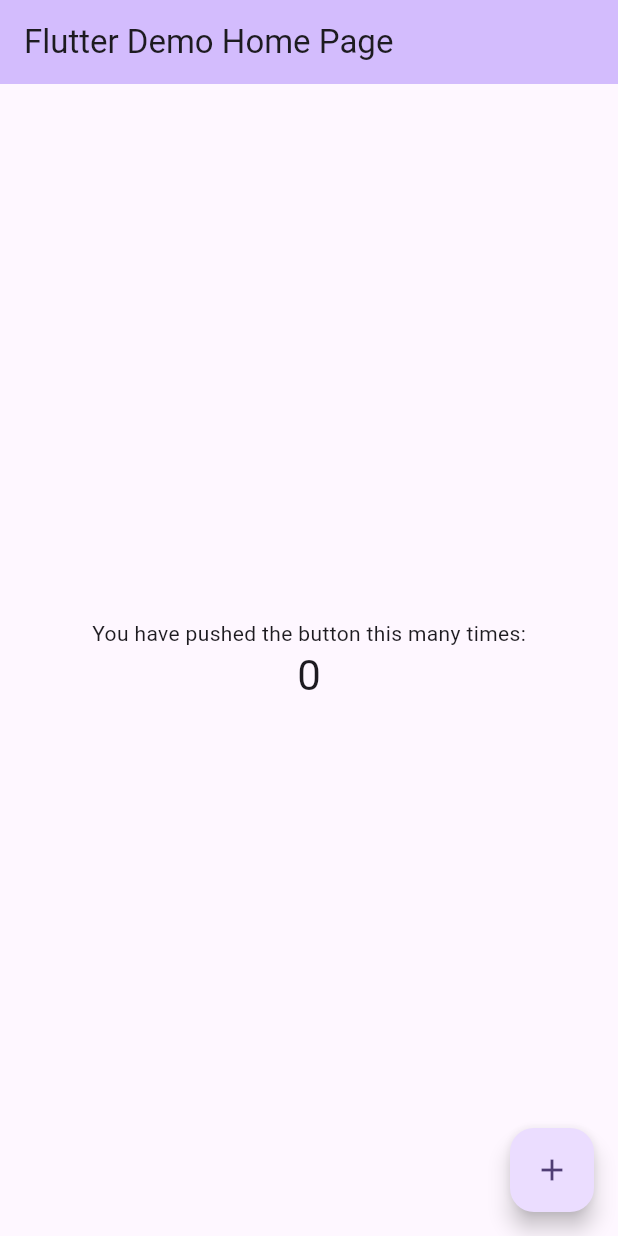
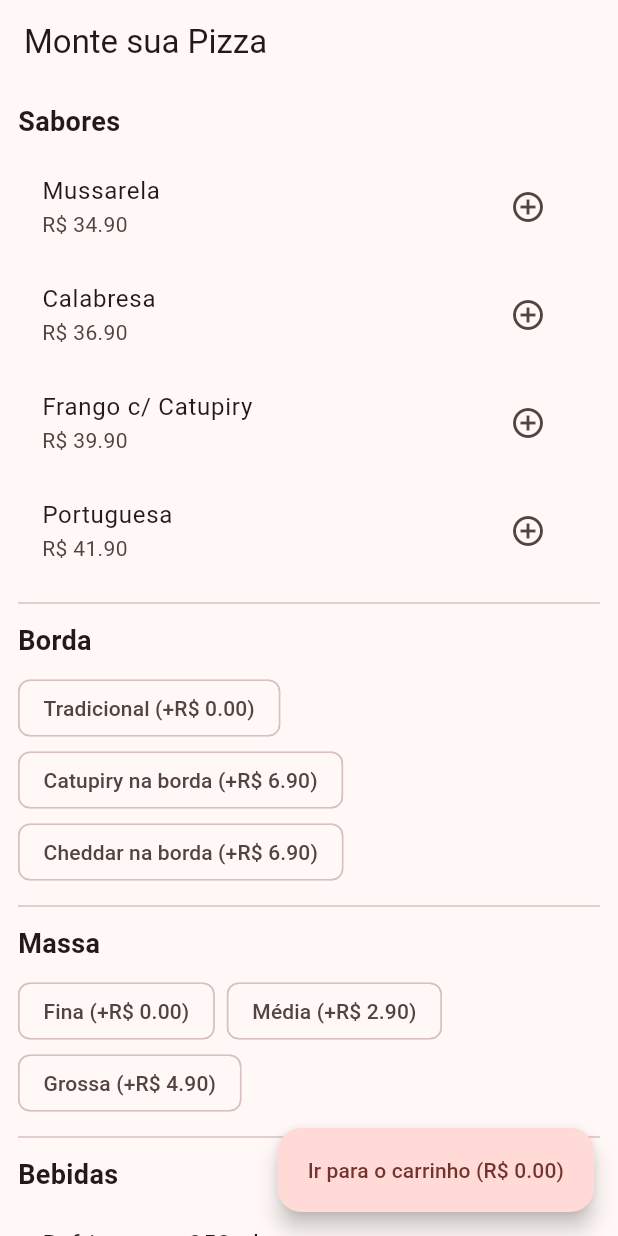
Before and after one commit to Fer-hub-prog/pizzaApp, a Flutter app: the screen it shows after launch, on a phone screen of 412 x 824 dp. Run offline on Flutter 3.47's test engine with Material 3 defaults, Android fonts, the phone set to English and light mode, and no system bars; our stand-ins replace go_router.

Commit message:
feat: catálogo com seleção e carrinho com total

```diff
--- /dev/null
+++ b/lib/app.dart
@@ -0,0 +1,18 @@
+import 'package:flutter/material.dart';
+import 'core/router/app_router.dart';
+
+class PizzaApp extends StatelessWidget {
+  const PizzaApp({super.key});
+
+  @override
+  Widget build(BuildContext context) {
+    return MaterialApp.router(
+      title: 'Pizza App',
+      routerConfig: appRouter,
+      theme: ThemeData(
+        useMaterial3: true,
+        colorSchemeSeed: const Color(0xFFB71C1C),
+      ),
+    );
+  }
+}
--- /dev/null
+++ b/lib/core/router/app_router.dart
@@ -0,0 +1,21 @@
+import 'package:flutter/material.dart';
+import 'package:go_router/go_router.dart';
+
+import '../../features/catalog/catalog_page.dart';
+import '../../features/cart/cart_page.dart';
+import '../../features/address/address_page.dart';
+import '../../features/payment/payment_page.dart';
+import '../../features/order/order_result_page.dart';
+import '../../features/tracking/tracking_page.dart';
+
+final appRouter = GoRouter(
+  initialLocation: '/catalog',
+  routes: [
+    GoRoute(path: '/catalog', builder: (c, s) => const CatalogPage()),
+    GoRoute(path: '/cart', builder: (c, s) => const CartPage()),
+    GoRoute(path: '/address', builder: (c, s) => const AddressPage()),
+    GoRoute(path: '/payment', builder: (c, s) => const PaymentPage()),
+    GoRoute(path: '/order-result', builder: (c, s) => const OrderResultPage()),
+    GoRoute(path: '/tracking', builder: (c, s) => const TrackingPage()),
+  ],
+);
--- /dev/null
+++ b/lib/features/cart/cart_state.dart
@@ -0,0 +1,27 @@
+import '../../data/models/pizza_models.dart';
+
+class CartState {
+  static final CartState _i = CartState._();
+  CartState._();
+  factory CartState() => _i;
+
+  final List<Flavor> flavors = [];
+  Crust? crust;
+  Dough? dough;
+  final List<Drink> drinks = [];
+
+  double get total {
+    final f = flavors.fold<double>(0, (s, e) => s + e.price);
+    final c = (crust?.price ?? 0);
+    final d = (dough?.price ?? 0);
+    final dr = drinks.fold<double>(0, (s, e) => s + e.price);
+    return f + c + d + dr;
+  }
+
+  void clear() {
+    flavors.clear();
+    crust = null;
+    dough = null;
+    drinks.clear();
+  }
+}
--- /dev/null
+++ b/lib/features/catalog/catalog_data.dart
@@ -0,0 +1,26 @@
+import '../../data/models/pizza_models.dart';
+
+const flavors = <Flavor>[
+  Flavor('fz1', 'Mussarela', 34.90),
+  Flavor('fz2', 'Calabresa', 36.90),
+  Flavor('fz3', 'Frango c/ Catupiry', 39.90),
+  Flavor('fz4', 'Portuguesa', 41.90),
+];
+
+const crusts = <Crust>[
+  Crust('cr1', 'Tradicional', 0),
+  Crust('cr2', 'Catupiry na borda', 6.90),
+  Crust('cr3', 'Cheddar na borda', 6.90),
+];
+
+const doughs = <Dough>[
+  Dough('dg1', 'Fina', 0),
+  Dough('dg2', 'Média', 2.90),
+  Dough('dg3', 'Grossa', 4.90),
+];
+
+const drinks = <Drink>[
+  Drink('dr1', 'Refrigerante 350ml', 6.00),
+  Drink('dr2', 'Refrigerante 2L', 12.00),
+  Drink('dr3', 'Água 500ml', 4.50),
+];
--- /dev/null
+++ b/lib/features/catalog/catalog_page.dart
@@ -0,0 +1,95 @@
+import 'package:flutter/material.dart';
+import 'package:go_router/go_router.dart';
+import '../cart/cart_state.dart';
+import 'catalog_data.dart';
+
+class CatalogPage extends StatefulWidget {
+  const CatalogPage({super.key});
+
+  @override
+  State<CatalogPage> createState() => _CatalogPageState();
+}
+
+class _CatalogPageState extends State<CatalogPage> {
+  final cart = CartState();
+
+  @override
+  Widget build(BuildContext context) {
+    return Scaffold(
+      appBar: AppBar(title: const Text('Monte sua Pizza')),
+      floatingActionButton: FloatingActionButton.extended(
+        onPressed: () => context.go('/cart'),
+        label: Text('Ir para o carrinho (R\$ ${cart.total.toStringAsFixed(2)})'),
+      ),
+      body: ListView(
+        padding: const EdgeInsets.all(12),
+        children: [
+          const Text('Sabores', style: TextStyle(fontSize: 18, fontWeight: FontWeight.bold)),
+          const SizedBox(height: 8),
+          ...flavors.map((f) => ListTile(
+                title: Text('${f.name}'),
+                subtitle: Text('R\$ ${f.price.toStringAsFixed(2)}'),
+                trailing: IconButton(
+                  icon: const Icon(Icons.add_circle_outline),
+                  onPressed: () {
+                    cart.flavors.add(f);
+                    setState(() {});
+                  },
+                ),
+              )),
+
+          const Divider(height: 24),
+          const Text('Borda', style: TextStyle(fontSize: 18, fontWeight: FontWeight.bold)),
+          const SizedBox(height: 8),
+          Wrap(
+            spacing: 8,
+            children: crusts.map((c) {
+              final selected = cart.crust?.id == c.id;
+              return ChoiceChip(
+                label: Text('${c.name} (+R\$ ${c.price.toStringAsFixed(2)})'),
+                selected: selected,
+                onSelected: (_) {
+                  setState(() => cart.crust = c);
+                },
+              );
+            }).toList(),
+          ),
+
+          const Divider(height: 24),
+          const Text('Massa', style: TextStyle(fontSize: 18, fontWeight: FontWeight.bold)),
+          const SizedBox(height: 8),
+          Wrap(
+            spacing: 8,
+            children: doughs.map((d) {
+              final selected = cart.dough?.id == d.id;
+              return ChoiceChip(
+                label: Text('${d.name} (+R\$ ${d.price.toStringAsFixed(2)})'),
+                selected: selected,
+                onSelected: (_) {
+                  setState(() => cart.dough = d);
+                },
+              );
+            }).toList(),
+          ),
+
+          const Divider(height: 24),
+          const Text('Bebidas', style: TextStyle(fontSize: 18, fontWeight: FontWeight.bold)),
+          const SizedBox(height: 8),
+          ...drinks.map((d) => ListTile(
+                title: Text(d.name),
+                subtitle: Text('R\$ ${d.price.toStringAsFixed(2)}'),
+                trailing: IconButton(
+                  icon: const Icon(Icons.add_circle_outline),
+                  onPressed: () {
+                    cart.drinks.add(d);
+                    setState(() {});
+                  },
+                ),
+              )),
+
+          const SizedBox(height: 80),
+        ],
+      ),
+    );
+  }
+}
--- a/lib/main.dart
+++ b/lib/main.dart
@@ -1,122 +1,7 @@
 import 'package:flutter/material.dart';
+import 'app.dart';
 
 void main() {
-  runApp(const MyApp());
+  WidgetsFlutterBinding.ensureInitialized();
+  runApp(const PizzaApp());
 }
-
-class MyApp extends StatelessWidget {
-  const MyApp({super.key});
-
-  // This widget is the root of your application.
-  @override
-  Widget build(BuildContext context) {
-    return MaterialApp(
-      title: 'Flutter Demo',
-      theme: ThemeData(
-        // This is the theme of your application.
-        //
-        // TRY THIS: Try running your application with "flutter run". You'll see
-        // the application has a purple toolbar. Then, without quitting the app,
-        // try changing the seedColor in the colorScheme below to Colors.green
-        // and then invoke "hot reload" (save your changes or press the "hot
-        // reload" button in a Flutter-supported IDE, or press "r" if you used
-        // the command line to start the app).
-        //
-        // Notice that the counter didn't reset back to zero; the application
-        // state is not lost during the reload. To reset the state, use hot
-        // restart instead.
-        //
-        // This works for code too, not just values: Most code changes can be
-        // tested with just a hot reload.
-        colorScheme: ColorScheme.fromSeed(seedColor: Colors.deepPurple),
-      ),
-      home: const MyHomePage(title: 'Flutter Demo Home Page'),
-    );
-  }
-}
-
-class MyHomePage extends StatefulWidget {
-  const MyHomePage({super.key, required this.title});
-
-  // This widget is the home page of your application. It is stateful, meaning
-  // that it has a State object (defined below) that contains fields that affect
-  // how it looks.
-
-  // This class is the configuration for the state. It holds the values (in this
-  // case the title) provided by the parent (in this case the App widget) and
-  // used by the build method of the State. Fields in a Widget subclass are
-  // always marked "final".
-
-  final String title;
-
-  @override
-  State<MyHomePage> createState() => _MyHomePageState();
-}
-
-class _MyHomePageState extends State<MyHomePage> {
-  int _counter = 0;
-
-  void _incrementCounter() {
-    setState(() {
-      // This call to setState tells the Flutter framework that something has
-      // changed in this State, which causes it to rerun the build method below
-      // so that the display can reflect the updated values. If we changed
-      // _counter without calling setState(), then the build method would not be
-      // called again, and so nothing would appear to happen.
-      _counter++;
-    });
-  }
-
-  @override
-  Widget build(BuildContext context) {
-    // This method is rerun every time setState is called, for instance as done
-    // by the _incrementCounter method above.
-    //
-    // The Flutter framework has been optimized to make rerunning build methods
-    // fast, so that you can just rebuild anything that needs updating rather
-    // than having to individually change instances of widgets.
-    return Scaffold(
-      appBar: AppBar(
-        // TRY THIS: Try changing the color here to a specific color (to
-        // Colors.amber, perhaps?) and trigger a hot reload to see the AppBar
-        // change color while the other colors stay the same.
-        backgroundColor: Theme.of(context).colorScheme.inversePrimary,
-        // Here we take the value from the MyHomePage object that was created by
-        // the App.build method, and use it to set our appbar title.
-        title: Text(widget.title),
-      ),
-      body: Center(
-        // Center is a layout widget. It takes a single child and positions it
-        // in the middle of the parent.
-        child: Column(
-          // Column is also a layout widget. It takes a list of children and
-          // arranges them vertically. By default, it sizes itself to fit its
-          // children horizontally, and tries to be as tall as its parent.
-          //
-          // Column has various properties to control how it sizes itself and
-          // how it positions its children. Here we use mainAxisAlignment to
-          // center the children vertically; the main axis here is the vertical
-          // axis because Columns are vertical (the cross axis would be
-          // horizontal).
-          //
-          // TRY THIS: Invoke "debug painting" (choose the "Toggle Debug Paint"
-          // action in the IDE, or press "p" in the console), to see the
-          // wireframe for each widget.
-          mainAxisAlignment: MainAxisAlignment.center,
-          children: <Widget>[
-            const Text('You have pushed the button this many times:'),
-            Text(
-              '$_counter',
-              style: Theme.of(context).textTheme.headlineMedium,
-            ),
-          ],
-        ),
-      ),
-      floatingActionButton: FloatingActionButton(
-        onPressed: _incrementCounter,
-        tooltip: 'Increment',
-        child: const Icon(Icons.add),
-      ), // This trailing comma makes auto-formatting nicer for build methods.
-    );
-  }
-}
```
Also changed, not shown: lib/data/models/pizza_models.dart (added, +35 -0 lines), lib/features/address/address_page.dart (added, +19 -0 lines), lib/features/cart/cart_page.dart (added, +79 -0 lines), lib/features/order/order_result_page.dart (added, +26 -0 lines), lib/features/payment/payment_page.dart (added, +29 -0 lines), lib/features/tracking/tracking_page.dart (added, +26 -0 lines), pubspec.yaml (+11 -34 lines), lib/core/theme/app_theme.dart (added), pubspec.lock, 5 other files.
